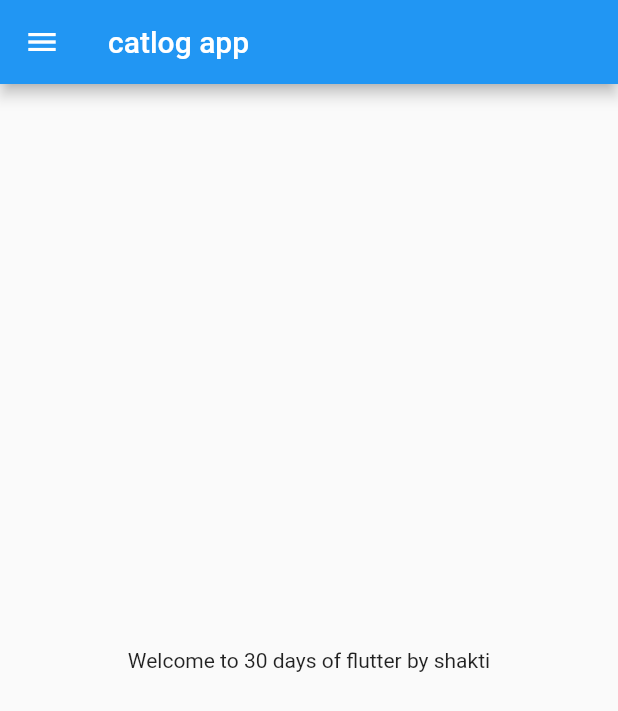
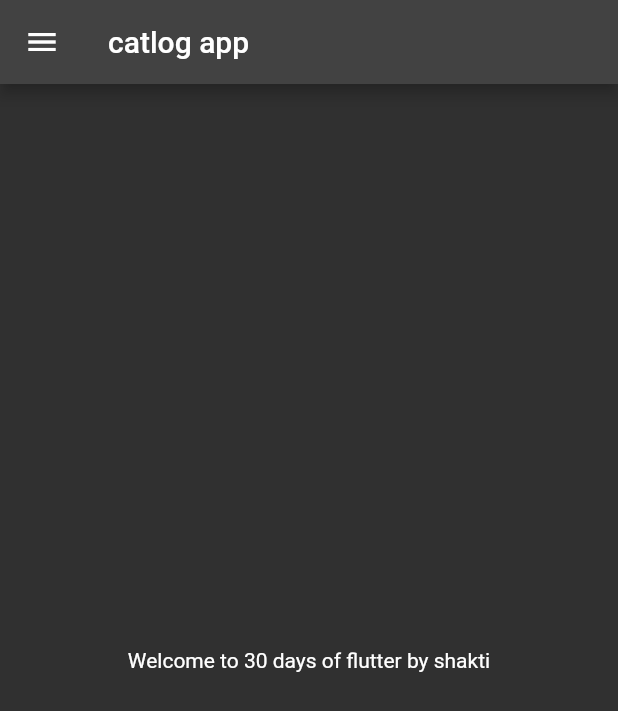
Before and after one commit to ssacharya2002/30Days_Of_Flutter, a Flutter app: the screen it shows after launch, on a phone screen of 412 x 824 dp. Shown: the top 711 px of the screen. Run offline on Flutter 3.47's test engine with Material 2 defaults, Android fonts, the phone set to English and light mode, and no system bars.

Commit message:
day 3 completed

```diff
--- a/lib/main.dart
+++ b/lib/main.dart
@@ -1,6 +1,9 @@
+import 'package:demo/pages/login_page.dart';
 import 'package:flutter/cupertino.dart';
 import 'package:flutter/material.dart';
-import 'home_page.dart';
+import 'pages/home_page.dart';
+import 'pages/login_page.dart';
+
 
 void main() {
   runApp(MyApp());
@@ -9,10 +12,23 @@ void main() {
 class MyApp extends StatelessWidget {
   @override
   Widget build(BuildContext context) {
+    return MaterialApp(
+      themeMode: ThemeMode.dark,
+      theme: ThemeData(
+        primarySwatch: Colors.deepPurple
+      ),
 
 
-    return MaterialApp(
-        home: HomePage(),
+      darkTheme: ThemeData(
+        brightness: Brightness.dark,
+        // primarySwatch: Colors.green
+      ),
+      initialRoute: "/home",
+      routes:{
+        "/":(context) => LoginPage(),
+        "/home" : (context) => HomePage(),
+        "/Loginpage" : (context) =>  LoginPage()
+      } ,
     );
+  }
 }
-}
```
Also changed, not shown: lib/pages/login_page.dart (added, +23 -0 lines), lib/pages/home_page.dart (renamed from lib/home_page.dart).
